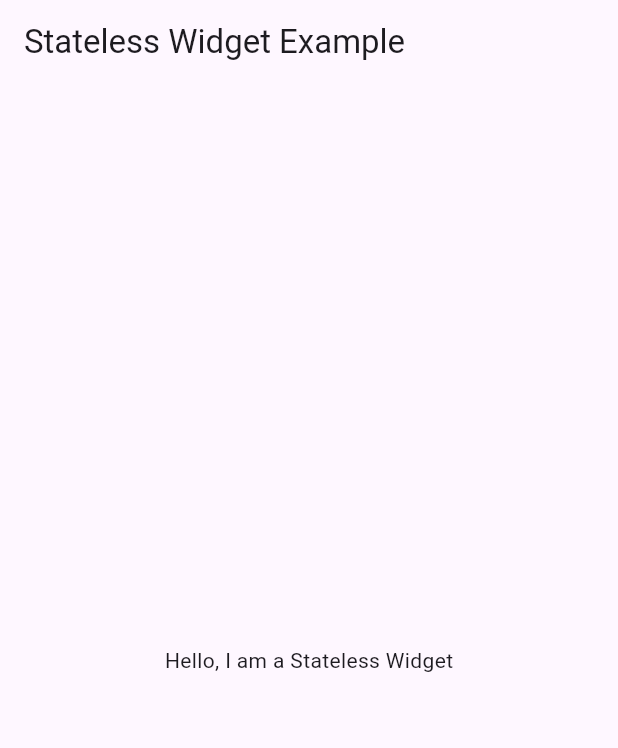
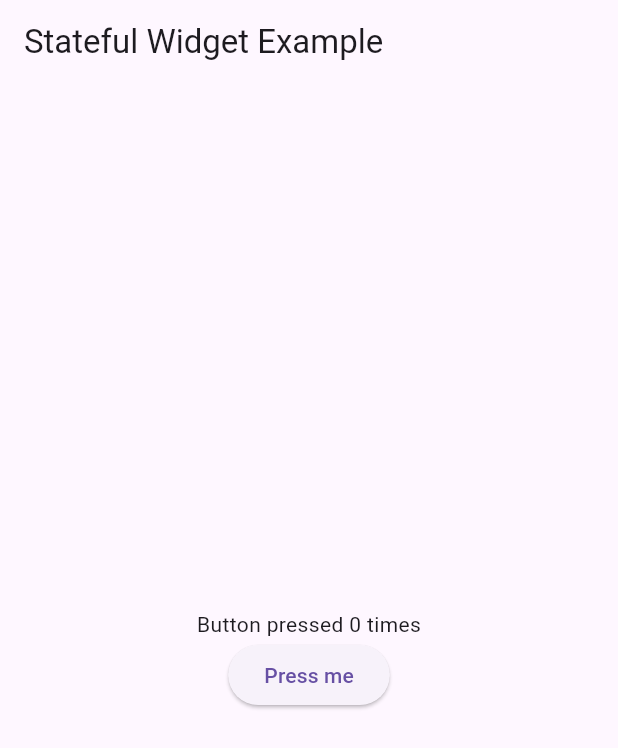
Before and after one commit to krishansharma11/40DaysOfFlutter, a Flutter app: the screen it shows after launch, on a phone screen of 412 x 824 dp. Shown: the top 748 px of the screen. Run offline on Flutter 3.47's test engine with Material 3 defaults, Android fonts, the light colour scheme and no system bars.

Commit message:
statefullwidget

```diff
--- a/day2_widgets/lib/main.dart
+++ b/day2_widgets/lib/main.dart
@@ -5,23 +5,69 @@ void main() {
   runApp(MyApp());
 }
 
+// class MyApp extends StatelessWidget {
+//   @override
+//   Widget build(BuildContext context) {
+//     return MaterialApp(
+//       home: Scaffold(
+//         appBar: AppBar(title: Text('Stateless Widget Example')),
+//         body: Center(
+//           child: MyStatelessWidget(),
+//         ),
+//       ),
+//     );
+//   }
+// }
+
+// class MyStatelessWidget extends StatelessWidget {
+//   @override
+//   Widget build(BuildContext context) {
+//     return Text('Hello, I am a Stateless Widget');
+//   }
+// }
+
+// 2. Stateful Widgets
+// A StatefulWidget is a widget that does require mutable state, meaning that it can change over time. This is useful when the UI can change dynamically, such as with user interactions or data updates. Stateful widgets consist of two classes: the StatefulWidget itself and the State class.
+
 class MyApp extends StatelessWidget {
   @override
   Widget build(BuildContext context) {
     return MaterialApp(
       home: Scaffold(
-        appBar: AppBar(title: Text('Stateless Widget Example')),
+        appBar: AppBar(title: Text('Stateful Widget Example')),
         body: Center(
-          child: MyStatelessWidget(),
+          child: MyStatefulWidget(),
         ),
       ),
     );
   }
 }
 
-class MyStatelessWidget extends StatelessWidget {
+class MyStatefulWidget extends StatefulWidget {
+  @override
+  _MyStatefulWidgetState createState() => _MyStatefulWidgetState();
+}
+
+class _MyStatefulWidgetState extends State<MyStatefulWidget> {
+  int _counter = 0;
+
+  void _incrementCounter() {
+    setState(() {
+      _counter++;
+    });
+  }
+
   @override
   Widget build(BuildContext context) {
-    return Text('Hello, I am a Stateless Widget');
+    return Column(
+      mainAxisAlignment: MainAxisAlignment.center,
+      children: <Widget>[
+        Text('Button pressed $_counter times'),
+        ElevatedButton(
+          onPressed: _incrementCounter,
+          child: Text('Press me'),
+        ),
+      ],
+    );
   }
 }
```
